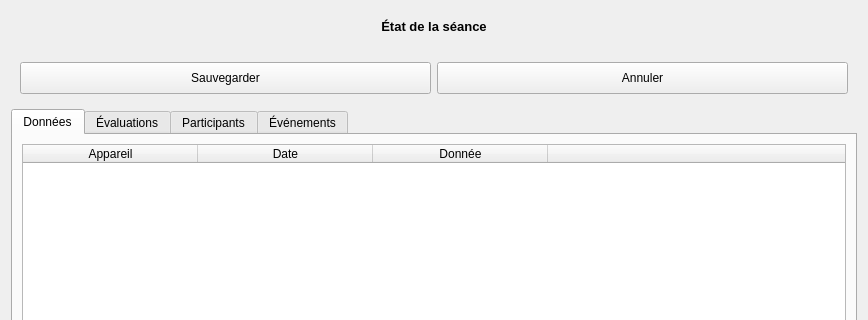
Above: teraplus/client/src/editors/SessionWidget.ui from introlab/opentera before the change; both pictures show x 0 to 868 and y 0 to 320 of the 868 by 516 pixel window. Below: the same form after it.
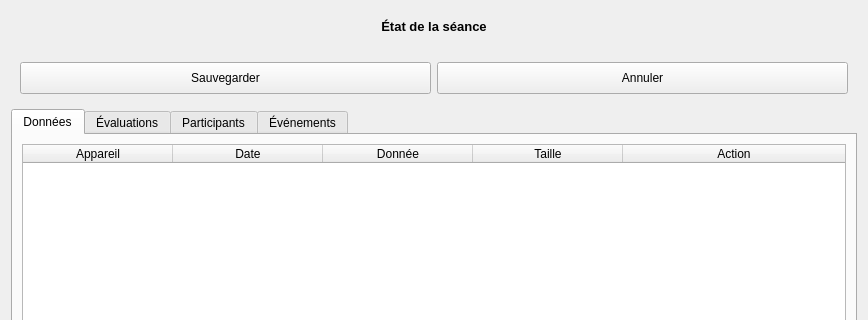
That is the form after the change. Icons and pictures are not drawn. Custom widgets are drawn as their Qt base class.

Commit message: Added file size display for device data in client. Added participant level download of all device data in client. Refs #1 - Fixed internal zip file of device data to put file in a folder named after the session name.

```diff
--- a/teraplus/client/src/editors/SessionWidget.ui
+++ b/teraplus/client/src/editors/SessionWidget.ui
@@ -260,7 +260,7 @@
           <bool>true</bool>
          </property>
          <attribute name="horizontalHeaderDefaultSectionSize">
-          <number>175</number>
+          <number>150</number>
          </attribute>
          <attribute name="horizontalHeaderShowSortIndicator" stdset="0">
           <bool>true</bool>
@@ -285,7 +285,12 @@
          </column>
          <column>
           <property name="text">
-           <string/>
+           <string>Taille</string>
+          </property>
+         </column>
+         <column>
+          <property name="text">
+           <string>Action</string>
           </property>
          </column>
         </widget>
```
The commit also changes 12 other files.
